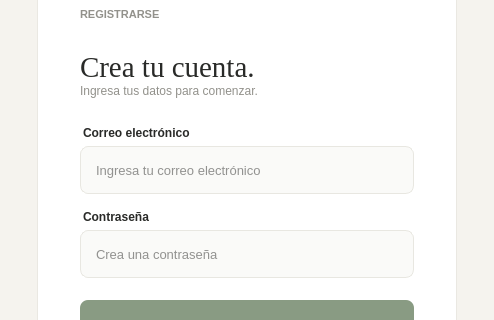
First picture: the form in proyecto progra/registro.ui, repository AntonyEduardoAguirre/proyectoprogramacion2, before the edit; both pictures show x 253 to 747 and y 107 to 427 of the 1000 by 700 pixel window.
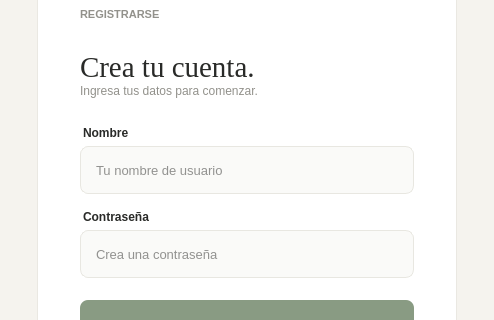
Second picture: the form after the edit.

```diff
--- a/proyecto progra/registro.ui
+++ b/proyecto progra/registro.ui
@@ -225,14 +225,14 @@
          <item>
           <widget class="QLabel" name="lblUsuario">
            <property name="text">
-            <string>Correo electrónico</string>
+            <string>Nombre</string>
            </property>
           </widget>
          </item>
          <item>
           <widget class="QLineEdit" name="txtUsuario">
            <property name="placeholderText">
-            <string>Ingresa tu correo electrónico</string>
+            <string>Tu nombre de usuario</string>
            </property>
           </widget>
          </item>
```
Left out of the diff: 42 changed lines with no effect on the pictures.
